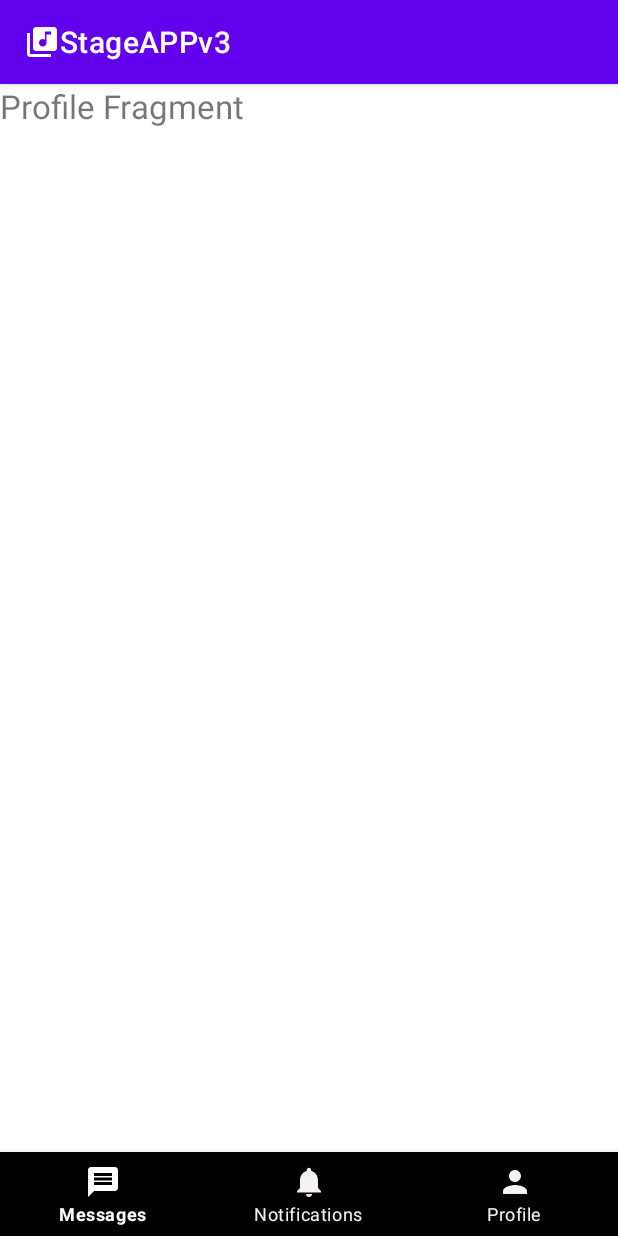
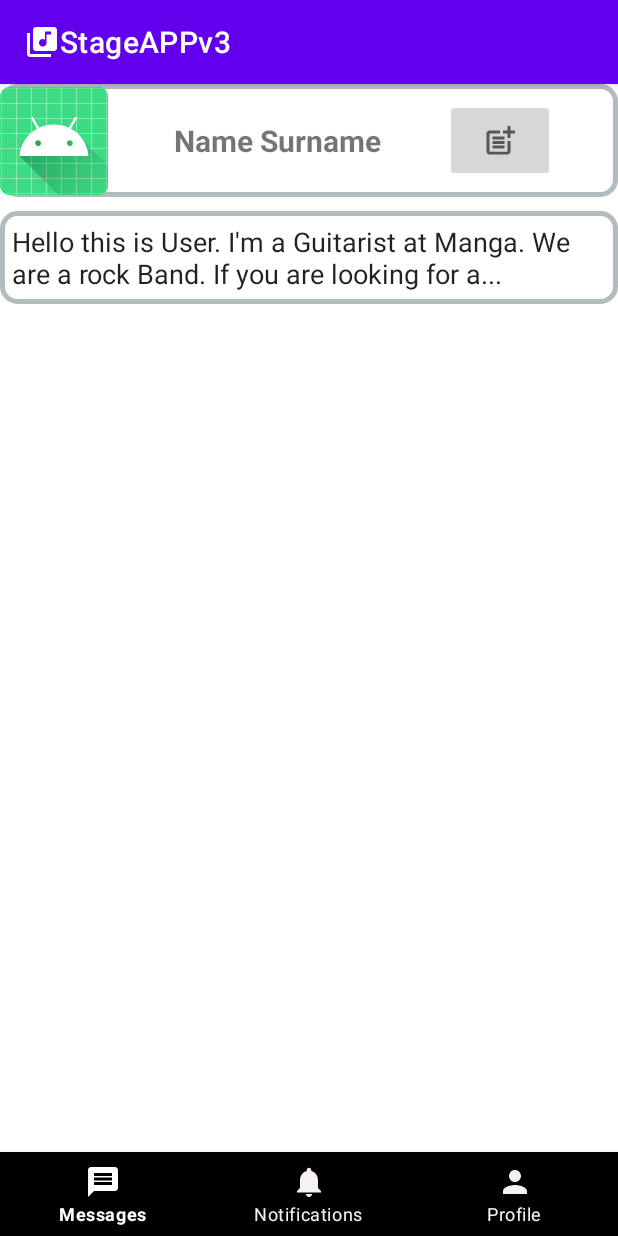
Before and after one commit to rbozburun/StageAPP, an Android app: the fragment ProfileFragment placed in its activity, on a phone screen of 412 x 824 dp. Run offline under Robolectric (Android 15) with nearby library versions, the phone set to English and light mode, and no system bars; our stand-ins replace Firebase (no records; nobody signed in at launch, a user with empty details on screens opened directly).

Commit message:
Share post button and activities added.

```diff
--- a/app/src/main/java/com/example/stageappv3/Looking4MusicianActivity.java
+++ b/app/src/main/java/com/example/stageappv3/Looking4MusicianActivity.java
@@ -60,9 +60,6 @@ public class Looking4MusicianActivity extends AppCompatActivity{
             public void onDataChange(@NonNull DataSnapshot snapshot) {
                 for (DataSnapshot dataSnapshot : snapshot.getChildren()){
                     User user = dataSnapshot.getValue(User.class);
-                    String tag = "a";
-                    Log.d(tag,"aaaaaaaaaaaaaaa");
-                    Log.d(tag,user.toString());
                     users.add(user);
                 }
                 userAdapter = new UserAdapter(users);
--- a/app/src/main/java/com/example/stageappv3/ProfileFragment.java
+++ b/app/src/main/java/com/example/stageappv3/ProfileFragment.java
@@ -1,20 +1,56 @@
 package com.example.stageappv3;
 
+import android.content.Intent;
 import android.os.Bundle;
+import android.util.Log;
 import android.view.LayoutInflater;
 import android.view.View;
 import android.view.ViewGroup;
+import android.widget.ImageButton;
 
 import androidx.annotation.NonNull;
 import androidx.annotation.Nullable;
 import androidx.fragment.app.Fragment;
+import androidx.recyclerview.widget.RecyclerView;
 
+import com.google.firebase.database.DatabaseReference;
+
+// Coded By Resul Bozburun
 public class ProfileFragment extends Fragment {
+
+    ImageButton btnSharePost;
+    RecyclerView postRecyclerView;
+
+    // TO DO: Create a "Posts" path for users. Then upload user's port to Posts path with UserID.
+    DatabaseReference dbRef;
+
 
     @Nullable
     @Override
     public View onCreateView(@NonNull LayoutInflater inflater, @Nullable ViewGroup container, @Nullable Bundle savedInstanceState) {
         View view = inflater.inflate(R.layout.profile_fragment, container, false);
+
+        //Recylcer View on shared posts by user (on Profile Fragment)
+        postRecyclerView = (RecyclerView) view.findViewById(R.id.recyclerView_posts_onProfileFragment);
+
+
+        btnSharePost = (ImageButton) view.findViewById(R.id.sharePostBtn_onProfileFragment);
+        // Listen clicks for Share Post button on Profile Fragment
+        btnSharePost.setOnClickListener(new View.OnClickListener() {
+            @Override
+            public void onClick(View v) {
+                // TO DO: Implement post sharing functionality with a recycler view.
+                String log = "a";
+                Log.d(log,"Butona tiklandi!!");
+                startActivity(new Intent(getActivity(), AddPostActivityBase.class));
+
+
+            }
+        });
+
         return view;
+
+
     }
+
 }
--- /dev/null
+++ b/app/src/main/res/drawable/ic_share_post.xml
@@ -0,0 +1,22 @@
+<vector xmlns:android="http://schemas.android.com/apk/res/android"
+    android:width="24dp"
+    android:height="24dp"
+    android:viewportWidth="24"
+    android:viewportHeight="24"
+    android:tint="?attr/colorControlNormal">
+  <path
+      android:fillColor="@android:color/white"
+      android:pathData="M17,19.22H5V7h7V5H5C3.9,5 3,5.9 3,7v12c0,1.1 0.9,2 2,2h12c1.1,0 2,-0.9 2,-2v-7h-2V19.22z"/>
+  <path
+      android:fillColor="@android:color/white"
+      android:pathData="M19,2h-2v3h-3c0.01,0.01 0,2 0,2h3v2.99c0.01,0.01 2,0 2,0V7h3V5h-3V2z"/>
+  <path
+      android:fillColor="@android:color/white"
+      android:pathData="M7,9h8v2h-8z"/>
+  <path
+      android:fillColor="@android:color/white"
+      android:pathData="M7,12l0,2l8,0l0,-2l-3,0z"/>
+  <path
+      android:fillColor="@android:color/white"
+      android:pathData="M7,15h8v2h-8z"/>
+</vector>
--- /dev/null
+++ b/app/src/main/res/drawable/layout_border.xml
@@ -0,0 +1,7 @@
+<?xml version="1.0" encoding="UTF-8"?>
+<shape xmlns:android="http://schemas.android.com/apk/res/android">
+    <solid android:color="#FFFFFF"/>
+    <stroke android:width="3dip" android:color="#B1BCBE" />
+    <corners android:radius="10dip"/>
+    <padding android:left="0dip" android:top="0dip" android:right="0dip" android:bottom="0dip" />
+</shape>
--- a/app/src/main/res/layout/profile_fragment.xml
+++ b/app/src/main/res/layout/profile_fragment.xml
@@ -1,12 +1,75 @@
 <?xml version="1.0" encoding="utf-8"?>
+<!-- Coded by Resul Bozburun -->
 <RelativeLayout xmlns:android="http://schemas.android.com/apk/res/android"
+    xmlns:app="http://schemas.android.com/apk/res-auto"
+    xmlns:tools="http://schemas.android.com/tools"
     android:layout_width="match_parent"
     android:layout_height="match_parent">
 
-    <TextView
-        android:layout_width="wrap_content"
+
+    <androidx.constraintlayout.widget.ConstraintLayout
+        android:id="@+id/topHeader_onProfileFragment"
+        android:layout_width="match_parent"
+        android:layout_height="75dp"
+        android:background="@drawable/layout_border"
+        android:orientation="horizontal">
+
+        <ImageView
+            android:id="@+id/profileImg_onProfileFragment"
+            android:layout_width="wrap_content"
+            android:layout_height="wrap_content"
+            android:src="@mipmap/ic_launcher"
+            app:layout_constraintBottom_toBottomOf="parent"
+            app:layout_constraintStart_toStartOf="parent"
+            app:layout_constraintTop_toTopOf="parent" />
+
+        <TextView
+            android:id="@+id/name_surname_onProfileFragment"
+            android:layout_width="wrap_content"
+            android:layout_height="wrap_content"
+            android:paddingLeft="7dp"
+            android:text="Name Surname"
+            android:textSize="20sp"
+            android:textStyle="bold"
+            app:layout_constraintBottom_toBottomOf="parent"
+            app:layout_constraintEnd_toEndOf="parent"
+            app:layout_constraintHorizontal_bias="0.187"
+            app:layout_constraintStart_toEndOf="@+id/profileImg_onProfileFragment"
+            app:layout_constraintTop_toTopOf="parent" />
+
+        <ImageButton
+            android:id="@+id/sharePostBtn_onProfileFragment"
+            android:layout_width="73dp"
+            android:layout_height="55dp"
+            android:onClick="onClick_sharePostBtn"
+            android:src="@drawable/ic_share_post"
+            app:layout_constraintBottom_toBottomOf="parent"
+            app:layout_constraintEnd_toEndOf="parent"
+            app:layout_constraintStart_toEndOf="@+id/name_surname_onProfileFragment"
+            app:layout_constraintTop_toTopOf="parent"
+            tools:ignore="UsingOnClickInXml" />
+
+
+    </androidx.constraintlayout.widget.ConstraintLayout>
+
+    <!-- User's bio. -->
+    <EditText
+        android:id="@+id/userBio_onProfileFragment"
+        android:layout_width="match_parent"
         android:layout_height="wrap_content"
-        android:text="@string/profile_fragment"
-        android:textSize="22sp"/>
+        android:layout_below="@+id/topHeader_onProfileFragment"
+        android:layout_marginTop="9dp"
+        android:background="@drawable/layout_border"
+        android:padding="8dp"
+        android:text="Hello this is User. I'm a Guitarist at Manga. We are a rock Band. If you are looking for a..." />
+
+
+    <!-- Recycler view to show posts of user.-->
+    <androidx.recyclerview.widget.RecyclerView
+        android:id="@+id/recyclerView_posts_onProfileFragment"
+        android:layout_width="match_parent"
+        android:layout_height="570dp"
+        android:layout_below="@+id/userBio_onProfileFragment"
+        android:layout_marginTop="16dp" />
 
 </RelativeLayout>
```
Also changed, not shown: app/src/main/AndroidManifest.xml (+13 -10 lines), app/src/main/java/com/example/stageappv3/AddPostActivityBase.java (added, +41 -0 lines), app/src/main/java/com/example/stageappv3/ChoosePostTypeFragment.java (added, +55 -0 lines), app/src/main/java/com/example/stageappv3/Models/User.java (+11 -0 lines), app/src/main/java/com/example/stageappv3/PublishImgActivity.java (added, +31 -0 lines), app/src/main/java/com/example/stageappv3/PublishVideoActivity.java (added, +14 -0 lines), app/src/main/java/com/example/stageappv3/RegisterActivity.java (+50 -8 lines), app/src/main/res/drawable/ic_sendmsg_black.xml (added, +10 -0 lines), app/src/main/res/layout/activity_add_post.xml (added, +22 -0 lines), app/src/main/res/layout/activity_publish_img.xml (added, +33 -0 lines), app/src/main/res/layout/activity_publish_video.xml (added, +9 -0 lines), app/src/main/res/layout/activity_register.xml (+9 -2 lines), app/src/main/res/layout/fragment_choose_post_type.xml (added, +39 -0 lines), app/src/main/res/layout/post_item.xml (added, +46 -0 lines).
